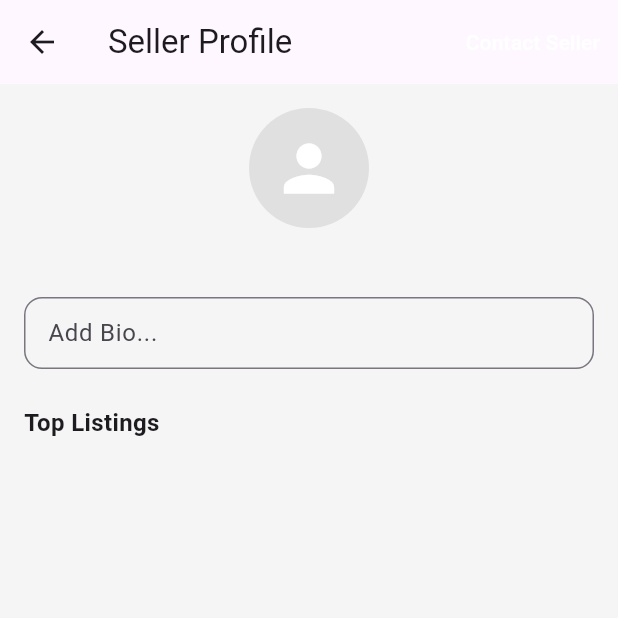
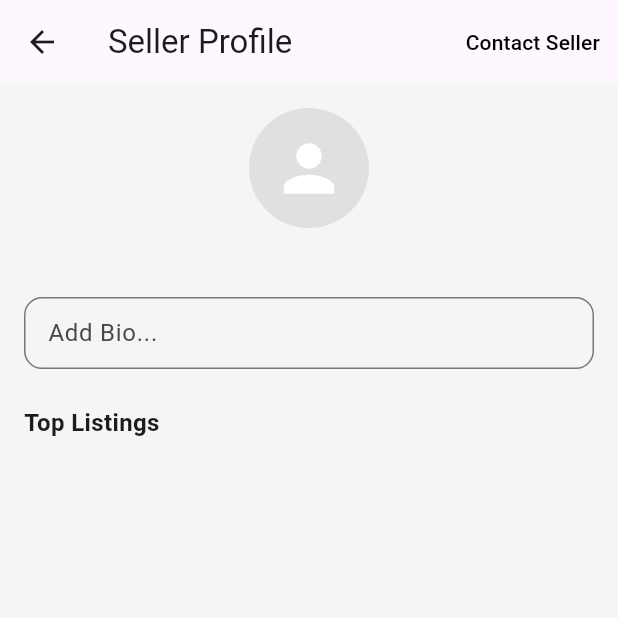
Before and after one commit to vonramwel/HIRAM, a Flutter app: the OtherUserProfilePage screen opened directly with empty values, on a phone screen of 412 x 824 dp, the top half of it. Run offline on Flutter 3.47's test engine with Material 3 defaults, Android fonts, the light colour scheme and no system bars; our stand-ins replace carousel_slider, cloud_firestore, firebase_auth, firebase_core, firebase_storage, google_sign_in and 1 more; accounts and stored records are empty.

Commit message:
UI: minor UI changes

```diff
--- a/hiram/lib/features/listing/presentation/listing_details.dart
+++ b/hiram/lib/features/listing/presentation/listing_details.dart
@@ -77,7 +77,7 @@ class _ListingDetailsPageState extends State<ListingDetailsPage> {
                     ),
                   );
                 },
-                child: const Text("Contact Seller"),
+                child: const Text("View Seller"),
               ),
             )
         ],
--- a/hiram/lib/features/user_profile/presentation/otheruser_page.dart
+++ b/hiram/lib/features/user_profile/presentation/otheruser_page.dart
@@ -111,7 +111,7 @@ class _OtherUserProfilePageState extends State<OtherUserProfilePage> {
             },
             child: const Text(
               "Contact Seller",
-              style: TextStyle(color: Colors.white),
+              style: TextStyle(color: Colors.black),
             ),
           )
         ],
```
